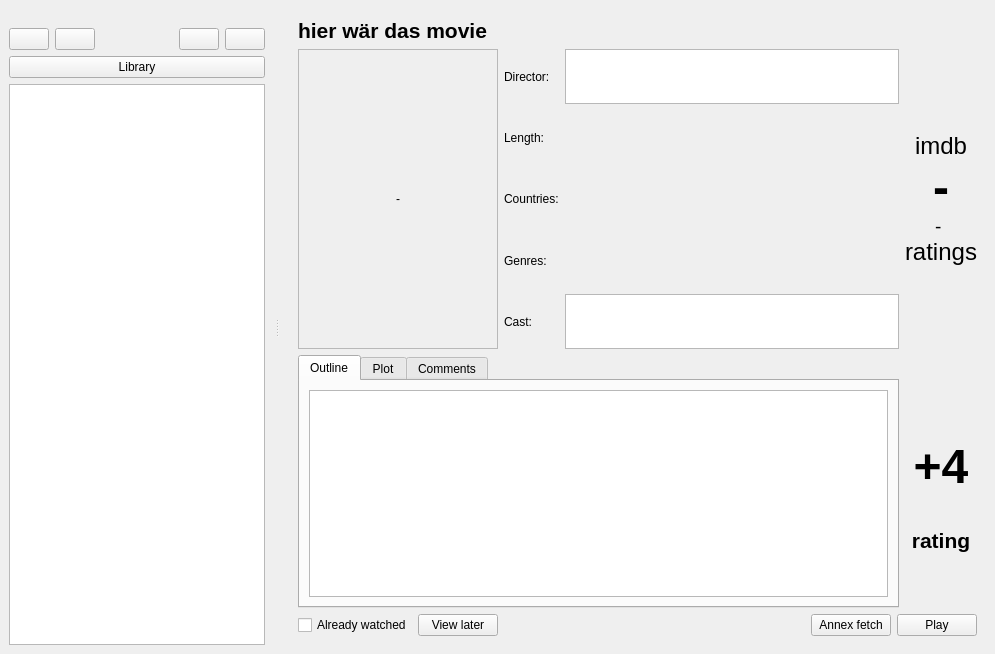
First picture: the form in moviehamster/gui/qtgui.ui, repository bordstein/hamster, before the edit.
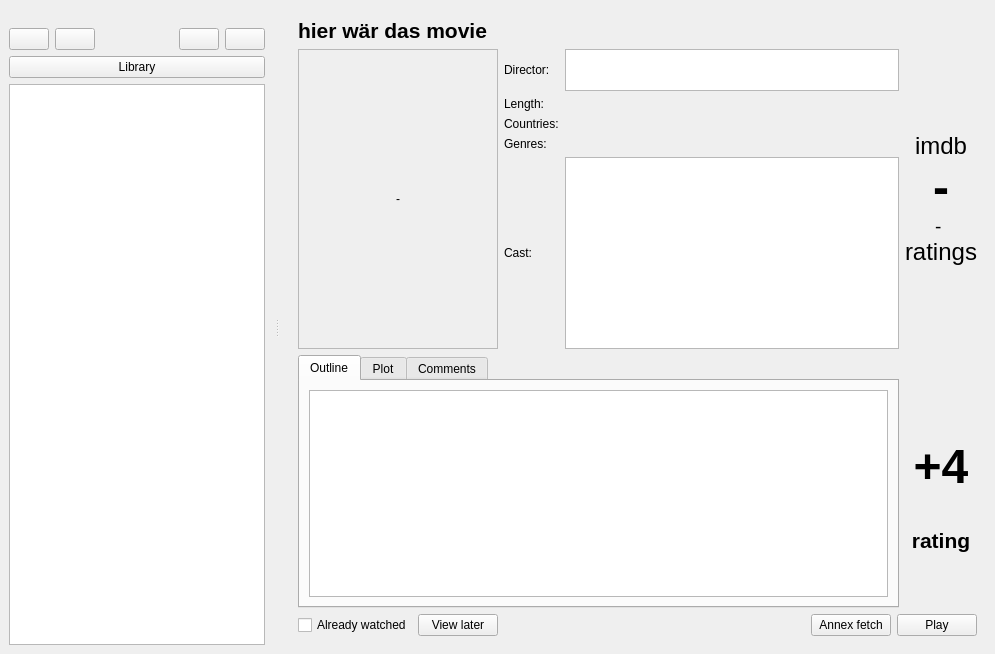
Second picture: the form after the edit. Icons and pictures are not drawn.

Commit message: better size of director and actor boxes

What changed in the file:
```diff
--- a/moviehamster/gui/qtgui.ui
+++ b/moviehamster/gui/qtgui.ui
@@ -474,7 +474,7 @@
         <item row="2" column="2">
          <widget class="QLabel" name="l_length">
           <property name="sizePolicy">
-           <sizepolicy hsizetype="Preferred" vsizetype="Minimum">
+           <sizepolicy hsizetype="Preferred" vsizetype="Fixed">
             <horstretch>0</horstretch>
             <verstretch>0</verstretch>
            </sizepolicy>
@@ -487,7 +487,7 @@
         <item row="3" column="2">
          <widget class="QLabel" name="l_countries">
           <property name="sizePolicy">
-           <sizepolicy hsizetype="Minimum" vsizetype="Minimum">
+           <sizepolicy hsizetype="Minimum" vsizetype="Fixed">
             <horstretch>0</horstretch>
             <verstretch>0</verstretch>
            </sizepolicy>
@@ -500,7 +500,7 @@
         <item row="4" column="2">
          <widget class="QLabel" name="l_genres">
           <property name="sizePolicy">
-           <sizepolicy hsizetype="Minimum" vsizetype="Minimum">
+           <sizepolicy hsizetype="Minimum" vsizetype="Fixed">
             <horstretch>0</horstretch>
             <verstretch>0</verstretch>
            </sizepolicy>
@@ -513,7 +513,7 @@
         <item row="5" column="2">
          <widget class="QListWidget" name="box_cast">
           <property name="sizePolicy">
-           <sizepolicy hsizetype="Expanding" vsizetype="Ignored">
+           <sizepolicy hsizetype="Expanding" vsizetype="Fixed">
             <horstretch>0</horstretch>
             <verstretch>0</verstretch>
            </sizepolicy>
```
The commit also changes 2 other files.
